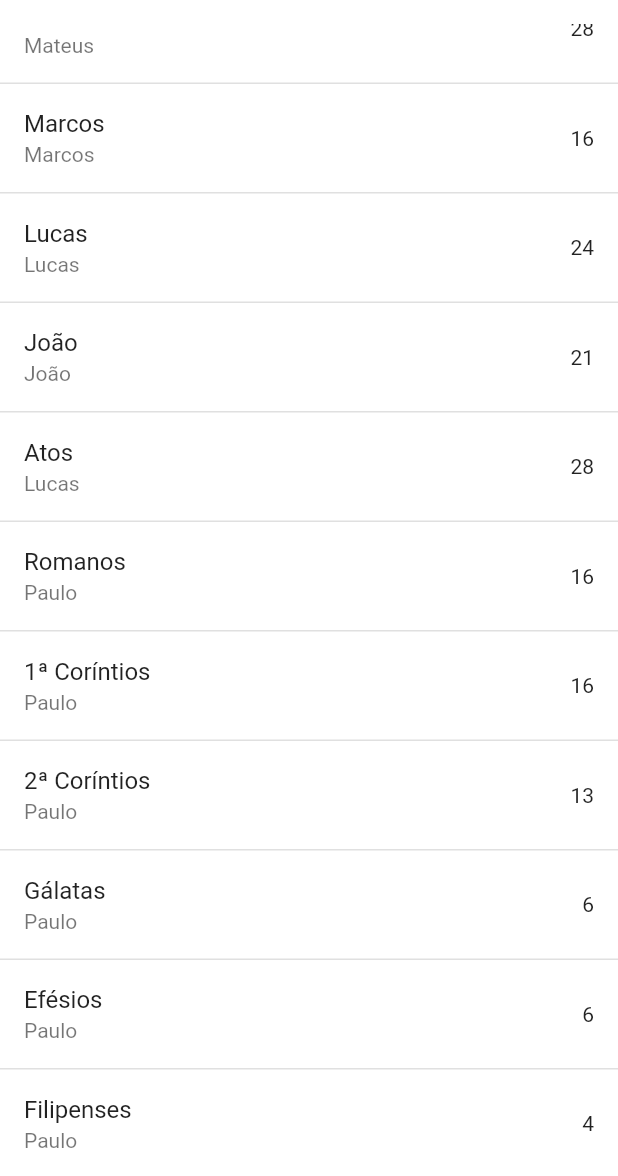
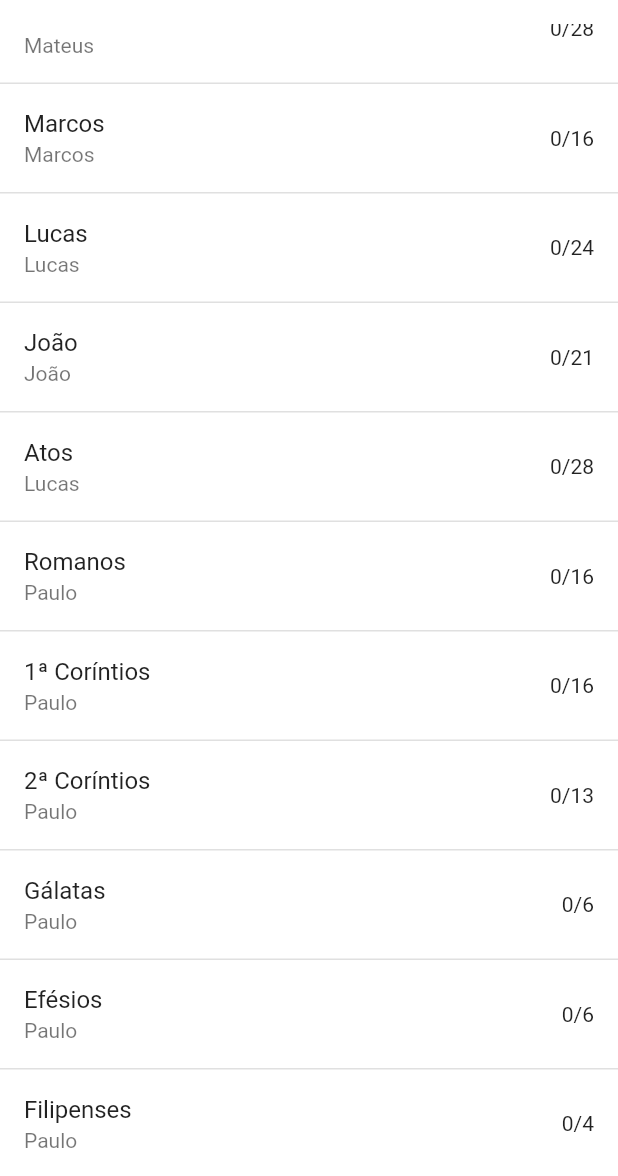
Before and after one commit to rafaelcneves/bibleplanner, a Flutter app: the screen it shows after launch, scrolled down 2880 dp, on a phone screen of 412 x 824 dp, the part 60-1236 px from its top. Run offline on Flutter 3.47's test engine with Material 2 defaults, Android fonts, the light colour scheme and no system bars; our stand-ins replace flutter_mobx, flutter_staggered_animations, get_it, hive, hive_flutter, mobx; accounts and stored records are empty; generated files the repository leaves out were written again.

Commit message:
Read progress on home page

```diff
--- a/lib/main.dart
+++ b/lib/main.dart
@@ -7,7 +7,6 @@ import 'package:hive/hive.dart';
 import 'package:hive_flutter/hive_flutter.dart';
 
 void main() async {
-  runApp(Center(child: CircularProgressIndicator()));
   await Hive.initFlutter();
   Hive.registerAdapter<Planner>(PlannerAdapter());
   var box = await Hive.openBox('planners');
--- a/lib/pages/home_page/home_page.dart
+++ b/lib/pages/home_page/home_page.dart
@@ -18,6 +18,7 @@ class _HomePageState extends State<HomePage> {
   void initState() {
     super.initState();
     _bibleStore = GetIt.instance<BibleStore>();
+    _bibleStore.setCurrentPlanner();
 
     if (_bibleStore.books == null) {
       _bibleStore.loadBooks();
@@ -39,12 +40,17 @@ class _HomePageState extends State<HomePage> {
         name: 'BooksList',
         builder: (context) {
           List<Book> _books = _bibleStore.books;
+          Map<String, List<int>> _bookChapters =
+              _bibleStore.currentPlannerBookChapters;
 
           return (_books != null)
               ? AnimationLimiter(
                   child: ListView.builder(
                     itemCount: _bibleStore.books.length,
                     itemBuilder: (context, index) {
+                      Book _book = _books[index];
+                      List<int> _checked = _bookChapters[_book.abbrev.pt] ?? [];
+
                       return AnimationConfiguration.staggeredList(
                         position: index,
                         duration: Duration(milliseconds: 375),
@@ -57,15 +63,16 @@ class _HomePageState extends State<HomePage> {
                               ),
                             ),
                             child: ListTile(
-                              title: Text(_books[index].name),
-                              subtitle: Text(_books[index].author),
-                              trailing: Text(_books[index].chapters.toString()),
+                              title: Text(_book.name),
+                              subtitle: Text(_book.author),
+                              trailing: Text(
+                                  "${_checked.length}/${_book.chapters.toString()}"),
                               onTap: () {
                                 Navigator.push(
                                     context,
                                     MaterialPageRoute(
                                       builder: (BuildContext context) =>
-                                          ChaptersPage(book: _books[index]),
+                                          ChaptersPage(book: _book),
                                       fullscreenDialog: true,
                                     ));
                               },
```
Also changed, not shown: lib/pages/chapters_page/chapters_page.dart (+14 -7 lines), lib/stores/bible_store.dart (+21 -4 lines), lib/stores/bible_store.g.dart.
